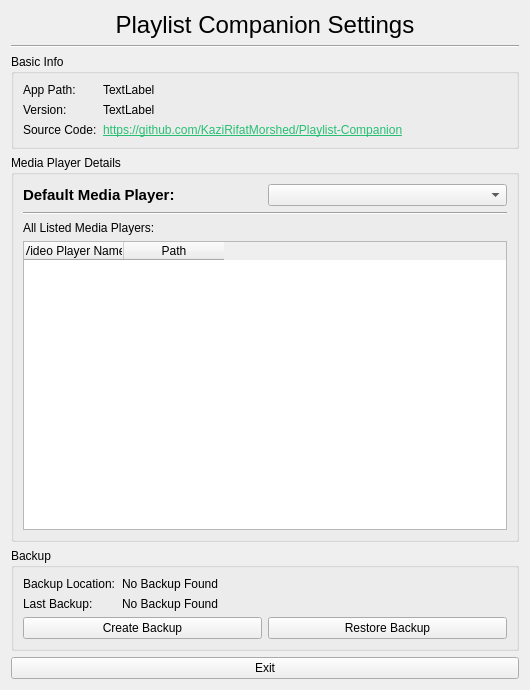
Old version of the form src/PlaylistCompanion/settings.ui in the repository KaziRifatMorshed/Playlist-Companion.
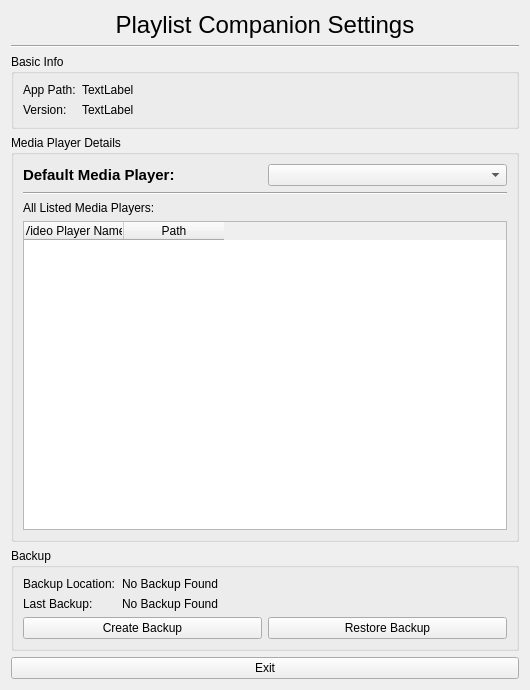
New version of the form. Icons and pictures are not drawn.

What changed in the file:
```diff
--- a/src/PlaylistCompanion/settings.ui
+++ b/src/PlaylistCompanion/settings.ui
@@ -92,23 +92,6 @@
           </property>
          </widget>
         </item>
-        <item row="2" column="0">
-         <widget class="QLabel" name="label_8">
-          <property name="text">
-           <string>Source Code:</string>
-          </property>
-         </widget>
-        </item>
-        <item row="2" column="1">
-         <widget class="QLabel" name="label_9">
-          <property name="text">
-           <string>&lt;html&gt;&lt;head/&gt;&lt;body&gt;&lt;p&gt;&lt;a href=&quot;https://github.com/KaziRifatMorshed/Playlist-Companion&quot;&gt;&lt;span style=&quot; text-decoration: underline; color:#27bf73;&quot;&gt;https://github.com/KaziRifatMorshed/Playlist-Companion&lt;/span&gt;&lt;/a&gt;&lt;/p&gt;&lt;/body&gt;&lt;/html&gt;</string>
-          </property>
-          <property name="openExternalLinks">
-           <bool>true</bool>
-          </property>
-         </widget>
-        </item>
        </layout>
       </item>
      </layout>
```
